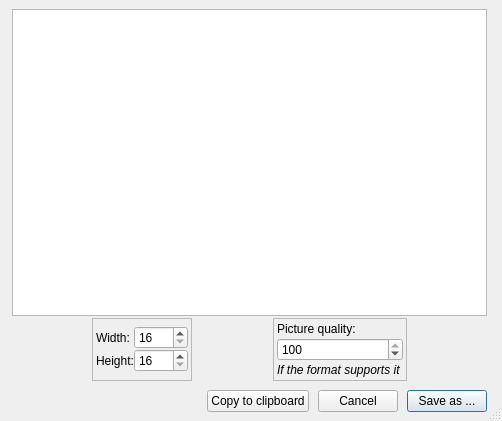
vadivelselvaraj/TulipGLImprovement, file library/tulip-gui/designer/SnapshotDialog.ui: the form before one commit.
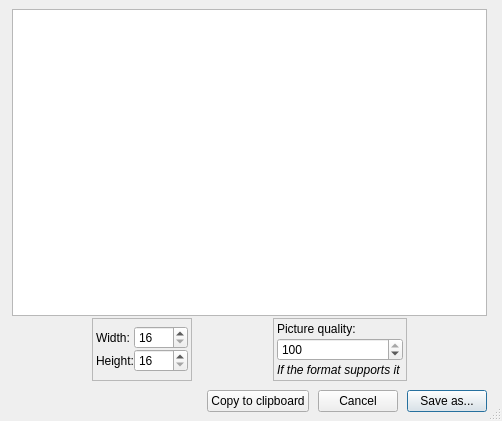
The form after the commit.

What changed in the file:
```diff
--- a/library/tulip-gui/designer/SnapshotDialog.ui
+++ b/library/tulip-gui/designer/SnapshotDialog.ui
@@ -335,7 +335,7 @@
           <bool>true</bool>
          </property>
          <property name="text">
-          <string>Save as ...</string>
+          <string>Save as...</string>
          </property>
          <property name="default">
           <bool>true</bool>
```
